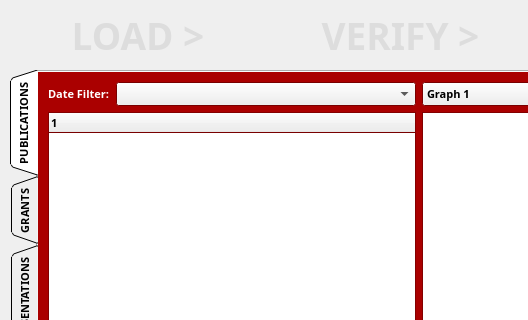
The window that Project/AppleProject/analyze_csv.ui (JRWu/DataAggregation) describes before a commit, drawn with Qt 5; both pictures show x 0 to 528 and y 0 to 320 of the 800 by 600 pixel window.
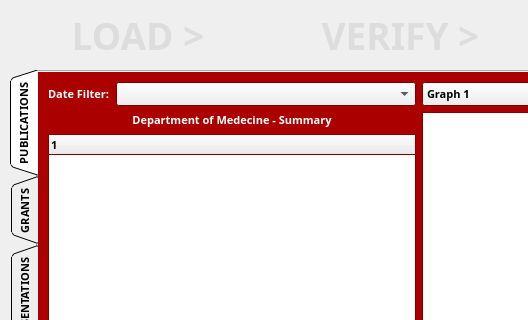
The same window after the commit.

Commit message: VLS added functionality for combo box and for domain header for analyze page

```diff
--- a/Project/AppleProject/analyze_csv.ui
+++ b/Project/AppleProject/analyze_csv.ui
@@ -380,7 +380,54 @@
           </layout>
          </item>
          <item>
-          <widget class="QTreeWidget" name="treeWidget">
+          <widget class="QLabel" name="domain_lbl">
+           <property name="palette">
+            <palette>
+             <active>
+              <colorrole role="WindowText">
+               <brush brushstyle="SolidPattern">
+                <color alpha="255">
+                 <red>255</red>
+                 <green>255</green>
+                 <blue>255</blue>
+                </color>
+               </brush>
+              </colorrole>
+             </active>
+             <inactive>
+              <colorrole role="WindowText">
+               <brush brushstyle="SolidPattern">
+                <color alpha="255">
+                 <red>255</red>
+                 <green>255</green>
+                 <blue>255</blue>
+                </color>
+               </brush>
+              </colorrole>
+             </inactive>
+             <disabled>
+              <colorrole role="WindowText">
+               <brush brushstyle="SolidPattern">
+                <color alpha="255">
+                 <red>120</red>
+                 <green>120</green>
+                 <blue>120</blue>
+                </color>
+               </brush>
+              </colorrole>
+             </disabled>
+            </palette>
+           </property>
+           <property name="text">
+            <string>Department of Medecine - Summary</string>
+           </property>
+           <property name="alignment">
+            <set>Qt::AlignCenter</set>
+           </property>
+          </widget>
+         </item>
+         <item>
+          <widget class="QTreeWidget" name="pub_tree">
            <column>
             <property name="text">
              <string notr="true">1</string>
```
Left out of the diff: 4 changed lines with no effect on the pictures. The commit also changes 5 other files.
